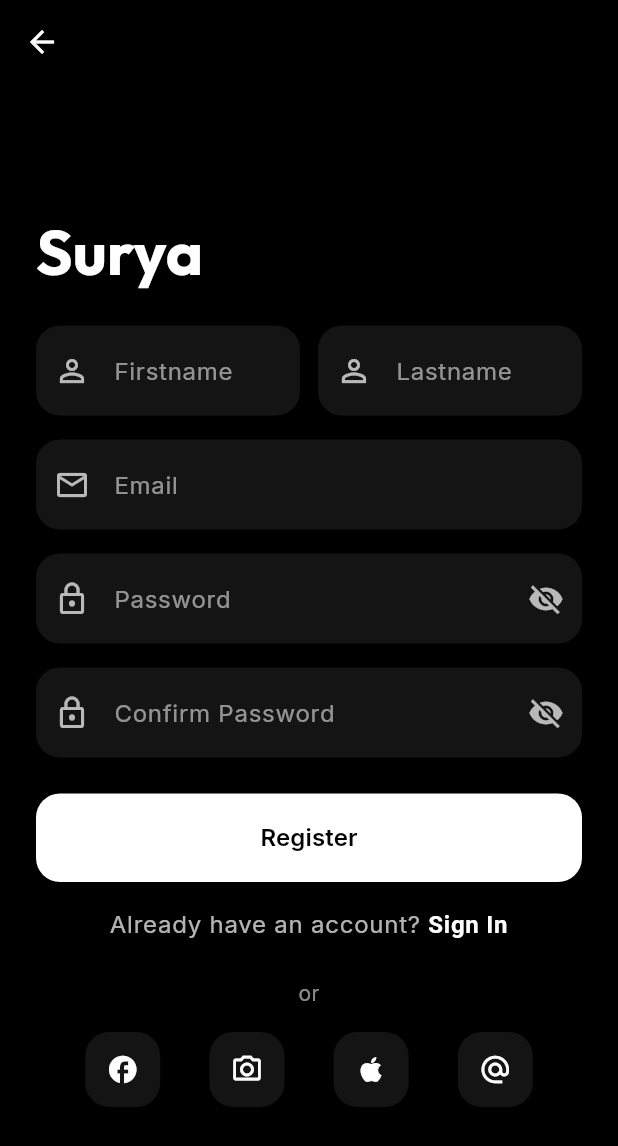
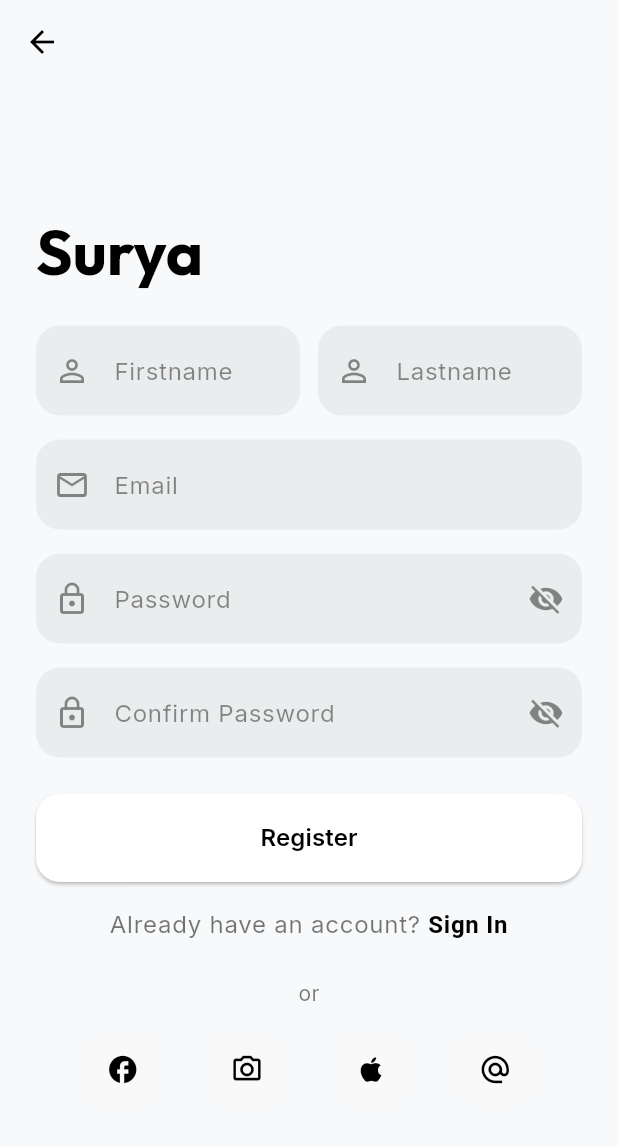
Before and after one commit to ikhwan0204/StudyFlow, a Flutter app: the screen it shows after launch, after a tap on "Register", on a phone screen of 412 x 824 dp. Shown: the top 1146 px of the screen. Run offline on Flutter 3.47's test engine with Material 3 defaults, Android fonts, the phone set to English and light mode, and no system bars; our stand-ins replace fl_chart, google_fonts, hive, hive_flutter, pdf, share_plus; accounts and stored records are empty.

Commit message:
ui color

```diff
--- a/Study-Flow-main/lib/screens/global/auth_screens.dart
+++ b/Study-Flow-main/lib/screens/global/auth_screens.dart
@@ -8,7 +8,7 @@ class AuthEntryScreen extends StatelessWidget {
   @override
   Widget build(BuildContext context) {
     return Scaffold(
-      backgroundColor: Colors.black,
+      backgroundColor: Theme.of(context).scaffoldBackgroundColor,
       body: Center(
         child: ConstrainedBox(
           constraints: const BoxConstraints(maxWidth: 480),
@@ -30,7 +30,7 @@ class AuthEntryScreen extends StatelessWidget {
                       children: [
                         const Icon(
                           Icons.school_rounded,
-                          color: Colors.white,
+                          color: Colors.black,
                           size: 72,
                         ),
                         const SizedBox(height: 24),
@@ -38,7 +38,7 @@ class AuthEntryScreen extends StatelessWidget {
                           'Welcome to Study Flow',
                           textAlign: TextAlign.center,
                           style: Theme.of(context).textTheme.headlineMedium?.copyWith(
-                                color: Colors.white,
+                                color: Colors.black,
                                 fontSize: 28,
                                 fontWeight: FontWeight.bold,
                               ),
@@ -48,7 +48,7 @@ class AuthEntryScreen extends StatelessWidget {
                           'Discover attractive login, signup and forgot password screens with a premium dark style.',
                           textAlign: TextAlign.center,
                           style: Theme.of(context).textTheme.bodyLarge?.copyWith(
-                                color: Colors.white70,
+                                color: Colors.black54,
                                 height: 1.5,
                               ),
                         ),
@@ -105,11 +105,11 @@ class _SignInScreenState extends State<SignInScreen> {
   @override
   Widget build(BuildContext context) {
     return Scaffold(
-      backgroundColor: Colors.black,
+      backgroundColor: Theme.of(context).scaffoldBackgroundColor,
       appBar: AppBar(
         backgroundColor: Colors.transparent,
         elevation: 0,
-        iconTheme: const IconThemeData(color: Colors.white),
+        iconTheme: const IconThemeData(color: Colors.black),
       ),
       body: Center(
         child: ConstrainedBox(
@@ -123,7 +123,7 @@ class _SignInScreenState extends State<SignInScreen> {
                   Text(
                     'Surya',
                     style: Theme.of(context).textTheme.displaySmall?.copyWith(
-                          color: Colors.white,
+                          color: Colors.black,
                           fontSize: 42,
                           fontWeight: FontWeight.w700,
                         ),
@@ -149,7 +149,7 @@ class _SignInScreenState extends State<SignInScreen> {
                       },
                       icon: Icon(
                         _obscurePassword ? Icons.visibility_off : Icons.visibility,
-                        color: Colors.white70,
+                        color: Colors.black45,
                       ),
                     ),
                   ),
@@ -181,11 +181,11 @@ class _SignInScreenState extends State<SignInScreen> {
                     child: Text.rich(
                       TextSpan(
                         text: 'Don\'t have an account? ',
-                        style: Theme.of(context).textTheme.bodyLarge?.copyWith(color: Colors.white70),
+                        style: Theme.of(context).textTheme.bodyLarge?.copyWith(color: Colors.black54),
                         children: [
                           TextSpan(
                             text: 'Sign Up',
-                            style: const TextStyle(color: Colors.white, fontWeight: FontWeight.bold),
+                            style: const TextStyle(color: Colors.black, fontWeight: FontWeight.bold),
                             recognizer: TapGestureRecognizer()
                               ..onTap = () {
                                 Navigator.push(
@@ -200,7 +200,7 @@ class _SignInScreenState extends State<SignInScreen> {
                     ),
                   ),
                   const SizedBox(height: 24),
-                  const Center(child: Text('or', style: TextStyle(color: Colors.white54))),
+                  const Center(child: Text('or', style: TextStyle(color: Colors.black54))),
                   const SizedBox(height: 16),
                   Row(
                     mainAxisAlignment: MainAxisAlignment.spaceEvenly,
@@ -250,11 +250,11 @@ class _SignUpScreenState extends State<SignUpScreen> {
   @override
   Widget build(BuildContext context) {
     return Scaffold(
-      backgroundColor: Colors.black,
+      backgroundColor: Theme.of(context).scaffoldBackgroundColor,
       appBar: AppBar(
         backgroundColor: Colors.transparent,
         elevation: 0,
-        iconTheme: const IconThemeData(color: Colors.white),
+        iconTheme: const IconThemeData(color: Colors.black),
       ),
       body: Center(
         child: ConstrainedBox(
@@ -268,7 +268,7 @@ class _SignUpScreenState extends State<SignUpScreen> {
                   Text(
                     'Surya',
                     style: Theme.of(context).textTheme.displaySmall?.copyWith(
-                          color: Colors.white,
+                          color: Colors.black,
                           fontSize: 42,
                           fontWeight: FontWeight.w700,
                         ),
@@ -314,7 +314,7 @@ class _SignUpScreenState extends State<SignUpScreen> {
                       },
                       icon: Icon(
                         _obscurePassword ? Icons.visibility_off : Icons.visibility,
-                        color: Colors.white70,
+                        color: Colors.black45,
                       ),
                     ),
                   ),
@@ -332,7 +332,7 @@ class _SignUpScreenState extends State<SignUpScreen> {
                       },
                       icon: Icon(
                         _obscureConfirm ? Icons.visibility_off : Icons.visibility,
-                        color: Colors.white70,
+                        color: Colors.black45,
                       ),
                     ),
                   ),
@@ -351,11 +351,11 @@ class _SignUpScreenState extends State<SignUpScreen> {
                     child: Text.rich(
                       TextSpan(
                         text: 'Already have an account? ',
-                        style: Theme.of(context).textTheme.bodyLarge?.copyWith(color: Colors.white70),
+                        style: Theme.of(context).textTheme.bodyLarge?.copyWith(color: Colors.black54),
                         children: [
                           TextSpan(
                             text: 'Sign In',
-                            style: const TextStyle(color: Colors.white, fontWeight: FontWeight.bold),
+                            style: const TextStyle(color: Colors.black, fontWeight: FontWeight.bold),
                             recognizer: TapGestureRecognizer()
                               ..onTap = () {
                                 Navigator.pop(context);
@@ -367,7 +367,7 @@ class _SignUpScreenState extends State<SignUpScreen> {
                     ),
                   ),
                   const SizedBox(height: 24),
-                  const Center(child: Text('or', style: TextStyle(color: Colors.white54))),
+                  const Center(child: Text('or', style: TextStyle(color: Colors.black54))),
                   const SizedBox(height: 16),
                   Row(
                     mainAxisAlignment: MainAxisAlignment.spaceEvenly,
@@ -407,11 +407,11 @@ class _ForgotPasswordScreenState extends State<ForgotPasswordScreen> {
   @override
   Widget build(BuildContext context) {
     return Scaffold(
-      backgroundColor: Colors.black,
+      backgroundColor: Theme.of(context).scaffoldBackgroundColor,
       appBar: AppBar(
         backgroundColor: Colors.transparent,
         elevation: 0,
-        iconTheme: const IconThemeData(color: Colors.white),
+        iconTheme: const IconThemeData(color: Colors.black),
       ),
       body: Center(
         child: ConstrainedBox(
@@ -425,7 +425,7 @@ class _ForgotPasswordScreenState extends State<ForgotPasswordScreen> {
                   Text(
                     'Surya',
                     style: Theme.of(context).textTheme.displaySmall?.copyWith(
-                          color: Colors.white,
+                          color: Colors.black,
                           fontSize: 42,
                           fontWeight: FontWeight.w700,
                         ),
@@ -435,7 +435,7 @@ class _ForgotPasswordScreenState extends State<ForgotPasswordScreen> {
                     padding: EdgeInsets.only(bottom: 16),
                     child: Text(
                       'Enter your email to receive a password reset link.',
-                      style: TextStyle(color: Colors.white70, height: 1.5),
+                      style: TextStyle(color: Colors.black54, height: 1.5),
                     ),
                   ),
                   _AuthInputField(
@@ -486,14 +486,14 @@ class _AuthInputField extends StatelessWidget {
       controller: controller,
       keyboardType: keyboardType,
       obscureText: obscureText,
-      style: const TextStyle(color: Colors.white),
+      style: const TextStyle(color: Colors.black),
       decoration: InputDecoration(
         hintText: hintText,
-        hintStyle: const TextStyle(color: Colors.white54),
-        prefixIcon: Icon(icon, color: Colors.white70),
+        hintStyle: const TextStyle(color: Colors.black45),
+        prefixIcon: Icon(icon, color: Colors.black45),
         suffixIcon: suffixIcon,
         filled: true,
-        fillColor: Colors.white.withOpacity(0.08),
+        fillColor: Colors.black.withOpacity(0.05),
         border: OutlineInputBorder(
           borderRadius: BorderRadius.circular(16),
           borderSide: BorderSide.none,
@@ -520,17 +520,17 @@ class _AuthActionButton extends StatelessWidget {
     return ElevatedButton(
       style: ElevatedButton.styleFrom(
         backgroundColor: isSecondary ? Colors.white.withOpacity(0.08) : Colors.white,
-        foregroundColor: isSecondary ? Colors.white : Colors.black,
+        foregroundColor: Colors.black,
         padding: const EdgeInsets.symmetric(vertical: 18),
         shape: RoundedRectangleBorder(borderRadius: BorderRadius.circular(16)),
       ),
       onPressed: onPressed,
       child: Text(
         label,
-        style: TextStyle(
+        style: const TextStyle(
           fontSize: 16,
           fontWeight: FontWeight.w600,
-          color: isSecondary ? Colors.white : Colors.black,
+          color: Colors.black,
         ),
       ),
     );
@@ -553,7 +553,7 @@ class _SocialIconButton extends StatelessWidget {
           color: Colors.white.withOpacity(0.08),
           borderRadius: BorderRadius.circular(16),
         ),
-        child: Icon(icon, color: Colors.white, size: 22),
+        child: Icon(icon, color: Colors.black, size: 22),
       ),
     );
   }
```
